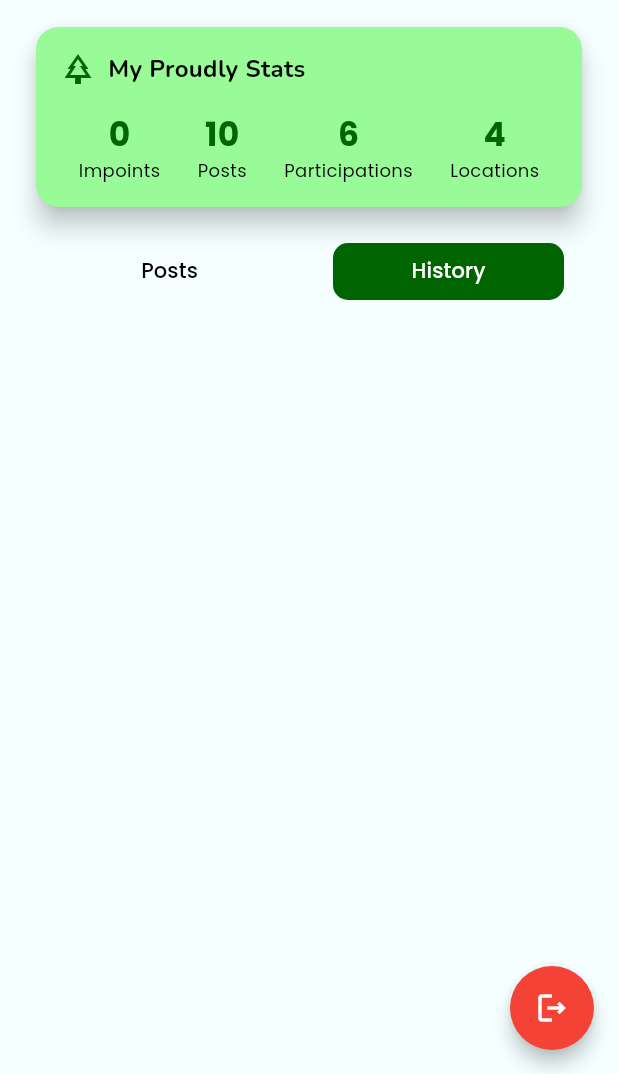
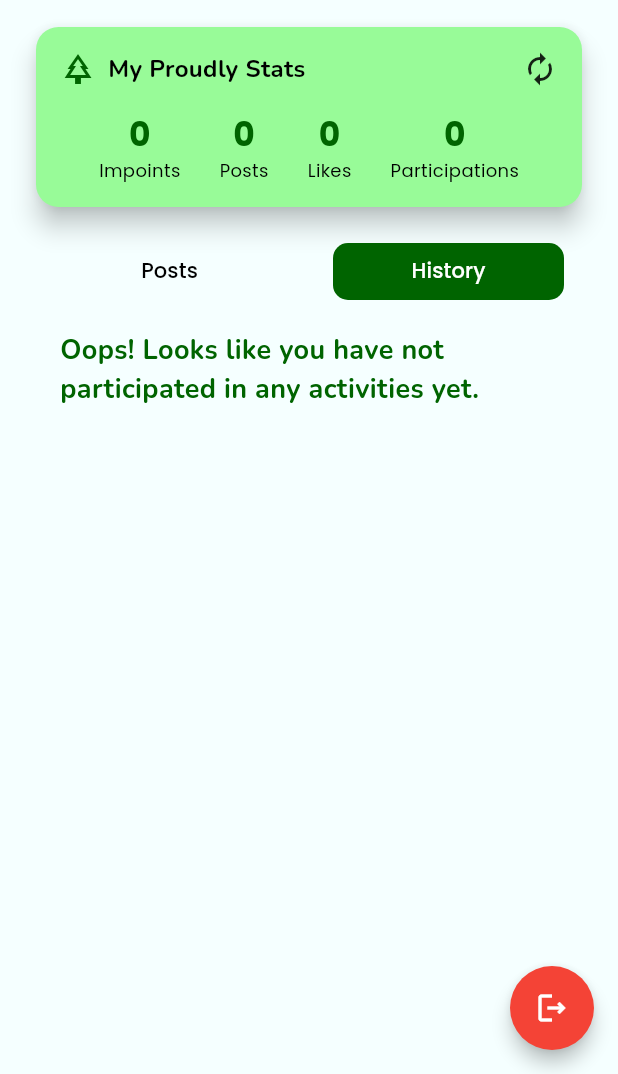
Before and after one commit to wong-hj/Impactify, a Flutter app: the Profile screen opened by its route, tab 2 chosen, on a phone screen of 412 x 824 dp, the part 162-1236 px from its top. Run offline on Flutter 3.47's test engine with Material 3 defaults, Android fonts, the phone set to English and light mode, and no system bars; our stand-ins replace awesome_dialog, cloud_firestore, curved_navigation_bar, dropdown_button2, firebase_auth, firebase_core and 12 more; accounts and stored records are empty; network calls fail.

Commit message:
fix abit of UI

```diff
--- a/impactify_app/lib/api/articleAPI.dart
+++ b/impactify_app/lib/api/articleAPI.dart
@@ -10,7 +10,7 @@ Future<List<Article>> fetchArticles() async {
   final response = await http.get(
     Uri.parse('https://news-api14.p.rapidapi.com/v2/search/articles?language=en&query=SDG'),
     headers: {
-      'x-rapidapi-key': '4f4db97a3bmsh97af06e218c97eap1b238ajsn7a5f20cd8acf()',
+      'x-rapidapi-key': '4f4db97a3bmsh97af06e218c97eap1b238ajsn7a5f20cd8acf',
     },
     )
 
--- a/impactify_app/lib/providers/post_provider.dart
+++ b/impactify_app/lib/providers/post_provider.dart
@@ -3,10 +3,12 @@ import 'package:image_picker/image_picker.dart';
 import 'package:impactify_app/models/post.dart';
 import 'package:impactify_app/repositories/auth_repository.dart';
 import 'package:impactify_app/repositories/post_repository.dart';
+import 'package:impactify_app/repositories/user_repository.dart';
 
 class PostProvider with ChangeNotifier {
   final PostRepository _postRepository = PostRepository();
   final AuthRepository _authRepository = AuthRepository();
+  final UserRepository _userRepository = UserRepository();
 
   bool _isLoading = false;
   List<Post>? _posts;
@@ -105,7 +107,6 @@ class PostProvider with ChangeNotifier {
 
   Future<void> deletePost(String postID) async {
 
-
     try {
       await _postRepository.deletePost(postID);
       await fetchAllPostsByUserID();
@@ -117,11 +118,13 @@ class PostProvider with ChangeNotifier {
 
   Future<void> likePost(String postID) async {
     await _postRepository.likePost(postID, _authRepository.currentUser!.uid);
+    await _userRepository.getUserData(_authRepository.currentUser!.uid);
     _updatePostLikes(postID, _authRepository.currentUser!.uid, true);
   }
 
   Future<void> unlikePost(String postID) async {
     await _postRepository.unlikePost(postID, _authRepository.currentUser!.uid);
+    await _userRepository.getUserData(_authRepository.currentUser!.uid);
     _updatePostLikes(postID, _authRepository.currentUser!.uid, false);
   }
 
--- a/impactify_app/lib/providers/user_provider.dart
+++ b/impactify_app/lib/providers/user_provider.dart
@@ -15,11 +15,19 @@ class UserProvider with ChangeNotifier {
   auth.User? _firebaseUser;
   User? _userData;
   bool? _isHistoryLoading;
+  bool? _isLoading;
+  String? _postCount;
+  String? _likeCount;
+  String? _participationCount;
   List<Activity>? _history = [];
 
   auth.User? get firebaseUser => _firebaseUser;
   User? get userData => _userData;
   bool? get isHistoryLoading => _isHistoryLoading;
+  bool? get isLoading => _isLoading;
+  String? get postCount => _postCount;
+  String? get likeCount => _likeCount;
+  String? get participationCount => _participationCount;
   List<Activity>? get history => _history;
 
   UserProvider(auth.User? firebaseUser) {
@@ -39,9 +47,14 @@ class UserProvider with ChangeNotifier {
   }
 
   Future<void> fetchUserData() async {
+    _isLoading = true;
+    notifyListeners();
 
     await _fetchUserData(_authRepository.currentUser!.uid);
+    await _fetchUserHistory();
+    await _fetchUserStats();
 
+    _isLoading = false;
     notifyListeners();
   }
 
@@ -66,9 +79,8 @@ class UserProvider with ChangeNotifier {
     notifyListeners();
   }
 
-  Future<void> fetchUserHistory() async {
-    _isHistoryLoading = true;
-      notifyListeners();
+  Future<void> _fetchUserHistory() async {
+
 
     try {
       _history  = await _userRepository.fetchUserHistory(_authRepository.currentUser!.uid);
@@ -79,9 +91,24 @@ class UserProvider with ChangeNotifier {
       print('Error in EventProvider: $e');
     }
 
-    _isHistoryLoading = false;
-    notifyListeners();
+  }
+
+  Future<void> _fetchUserStats() async {
+
+
+    try {
+      _postCount = await _userRepository.fetchPostCount(_authRepository.currentUser!.uid);
+      _likeCount = await _userRepository.fetchLikeCount(_authRepository.currentUser!.uid);
+      _participationCount = await _userRepository.fetchParticipationCount(_authRepository.currentUser!.uid);
+
+    } catch (e) {
+      _history = [];
+      print('Error in EventProvider: $e');
+    }
+
   }
 
 
+
+
 }
--- a/impactify_app/lib/screens/user/profile.dart
+++ b/impactify_app/lib/screens/user/profile.dart
@@ -30,7 +30,6 @@ class _ProfileState extends State<Profile> with SingleTickerProviderStateMixin {
     WidgetsBinding.instance.addPostFrameCallback((_) {
       final userProvider = Provider.of<UserProvider>(context, listen: false);
       userProvider.fetchUserData();
-      userProvider.fetchUserHistory();
       final postProvider = Provider.of<PostProvider>(context, listen: false);
       postProvider.fetchAllPostsByUserID();
     });
@@ -40,6 +39,11 @@ class _ProfileState extends State<Profile> with SingleTickerProviderStateMixin {
   void dispose() {
     _tabController.dispose();
     super.dispose();
+  }
+
+  Future<void> _handleRefresh() async {
+    final userProvider = Provider.of<UserProvider>(context, listen: false);
+    userProvider.fetchUserData();
   }
 
   @override
@@ -137,18 +141,32 @@ class _ProfileState extends State<Profile> with SingleTickerProviderStateMixin {
                               fontWeight: FontWeight.bold,
                             ),
                           ),
+                          Spacer(),
+                          //IconButton(onPressed: _handleRefresh, icon: Icon(Icons.refresh)),
+                          InkWell(
+                            onTap: _handleRefresh,
+                            child: Icon(Icons.autorenew),
+                            borderRadius: BorderRadius.all(Radius.circular(10)),
+                            splashColor: AppColors.secondary,
+                          )
                         ],
                       ),
                       SizedBox(height: 16),
                       Row(
-                        mainAxisAlignment: MainAxisAlignment.spaceAround,
+                        mainAxisAlignment: MainAxisAlignment.spaceEvenly,
                         children: [
                           CustomNumberText(
                               number: '${userProvider.userData?.impoints ?? 0}',
                               text: 'Impoints'),
-                          CustomNumberText(number: '10', text: 'Posts'),
-                          CustomNumberText(number: '6', text: 'Participations'),
-                          CustomNumberText(number: '4', text: 'Locations'),
+                          CustomNumberText(
+                              number: '${userProvider.postCount ?? 0}',
+                              text: 'Posts'),
+                          CustomNumberText(
+                              number: '${userProvider.likeCount ?? 0}',
+                              text: 'Likes'),
+                          CustomNumberText(
+                              number: '${userProvider.participationCount ?? 0}',
+                              text: 'Participations'),
                         ],
                       ),
                     ],
@@ -201,6 +219,8 @@ class _ProfileState extends State<Profile> with SingleTickerProviderStateMixin {
           ),
         ),
       ),
+
+      //),
     );
   }
 }
@@ -215,11 +235,12 @@ class PostContent extends StatelessWidget {
     if (postProvider.isLoading) {
       return Center(child: CustomLoading(text: "Fetching Posts..."));
     } else if (postProvider.postsByUserID!.isEmpty) {
-      return Center(
+      return Padding(
+        padding: EdgeInsets.fromLTRB(20, 20, 20, 0),
         child: Text(
             'No Posts Added Yet.\nLooking forward for your first post in Impactify!',
             style: GoogleFonts.nunito(
-                fontSize: 20,
+                fontSize: 18,
                 fontWeight: FontWeight.bold,
                 color: AppColors.primary)),
       );
@@ -238,7 +259,8 @@ class PostContent extends StatelessWidget {
             final post = postProvider.postsByUserID![index];
             return InkWell(
               onTap: () {
-                Navigator.pushNamed(context, '/userPost', arguments: post.postID);
+                Navigator.pushNamed(context, '/userPost',
+                    arguments: post.postID);
               },
               child: Ink.image(
                 fit: BoxFit.cover,
@@ -259,6 +281,19 @@ class HistoryContent extends StatelessWidget {
   Widget build(BuildContext context) {
     final userProvider = Provider.of<UserProvider>(context);
 
+    if (userProvider.isHistoryLoading ?? false) {
+      return Center(child: CustomLoading(text: "Fetching History..."));
+    } else if (userProvider.history!.isEmpty) {
+      return Padding(
+        padding: EdgeInsets.fromLTRB(20, 20, 20, 0),
+        child: Text(
+            'Oops! Looks like you have not participated in any activities yet.',
+            style: GoogleFonts.nunito(
+                fontSize: 18,
+                fontWeight: FontWeight.bold,
+                color: AppColors.primary)),
+      );
+    } else {
       return Padding(
         padding: const EdgeInsets.symmetric(horizontal: 10),
         child: ListView.builder(
@@ -269,7 +304,8 @@ class HistoryContent extends StatelessWidget {
             final history = userProvider.history![index];
 
             DateTime date = history.hostDate.toDate();
-          String formattedDate = DateFormat('dd MMMM yyyy, HH:mm').format(date);
+            String formattedDate =
+                DateFormat('dd MMMM yyyy, HH:mm').format(date);
             return Card(
               color: Colors.white,
               surfaceTintColor: Colors.white,
@@ -297,7 +333,8 @@ class HistoryContent extends StatelessWidget {
                     ),
                     Expanded(
                       child: Padding(
-                      padding: const EdgeInsets.symmetric(horizontal: 10.0, vertical: 5.0),
+                        padding: const EdgeInsets.symmetric(
+                            horizontal: 10.0, vertical: 5.0),
                         child: Column(
                           crossAxisAlignment: CrossAxisAlignment.start,
                           children: [
@@ -357,3 +394,4 @@ class HistoryContent extends StatelessWidget {
       );
     }
   }
+}
--- a/impactify_app/lib/widgets/custom_text.dart
+++ b/impactify_app/lib/widgets/custom_text.dart
@@ -34,7 +34,7 @@ class CustomTextField extends StatelessWidget {
           border: const OutlineInputBorder(),
           focusedBorder: const OutlineInputBorder(
               borderSide:
-                  BorderSide(color: AppColors.placeholder, width: 2.0))),
+                  BorderSide(color: AppColors.secondary, width: 2.0))),
       obscureText: obscureText,
       keyboardType: keyboardType,
       textInputAction: textInputAction,
```
Also changed, not shown: impactify_app/lib/repositories/user_repository.dart (+68 -0 lines), impactify_app/lib/screens/user/home.dart (+8 -6 lines). Lines whose indentation alone changed are shown as unchanged.
